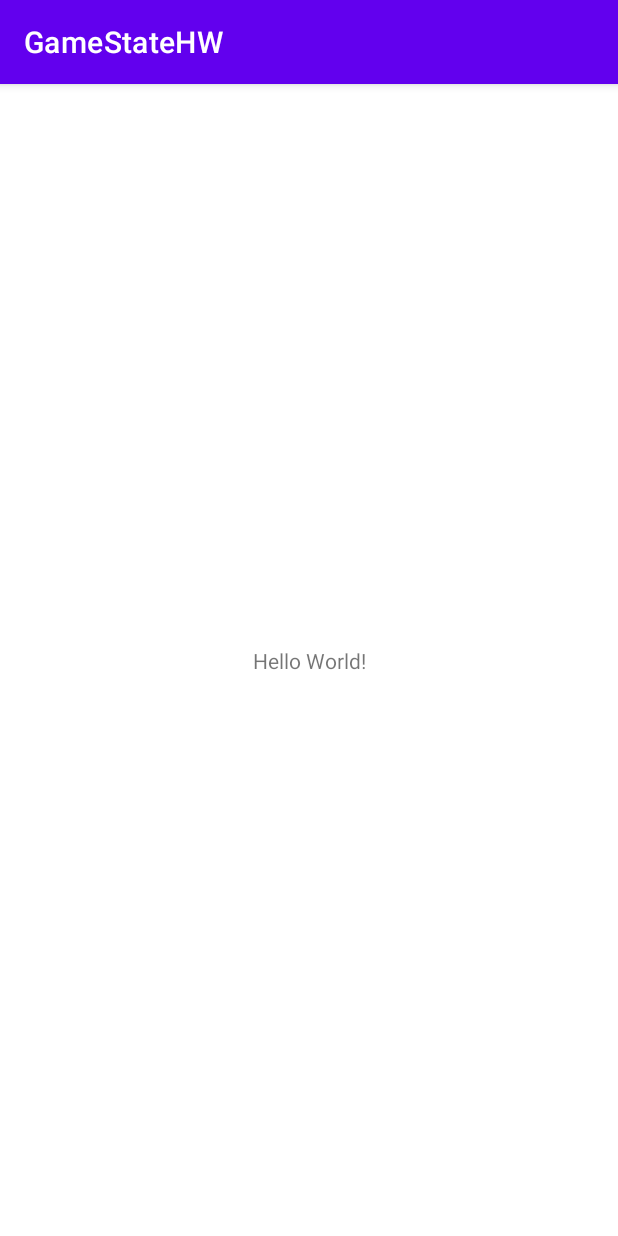
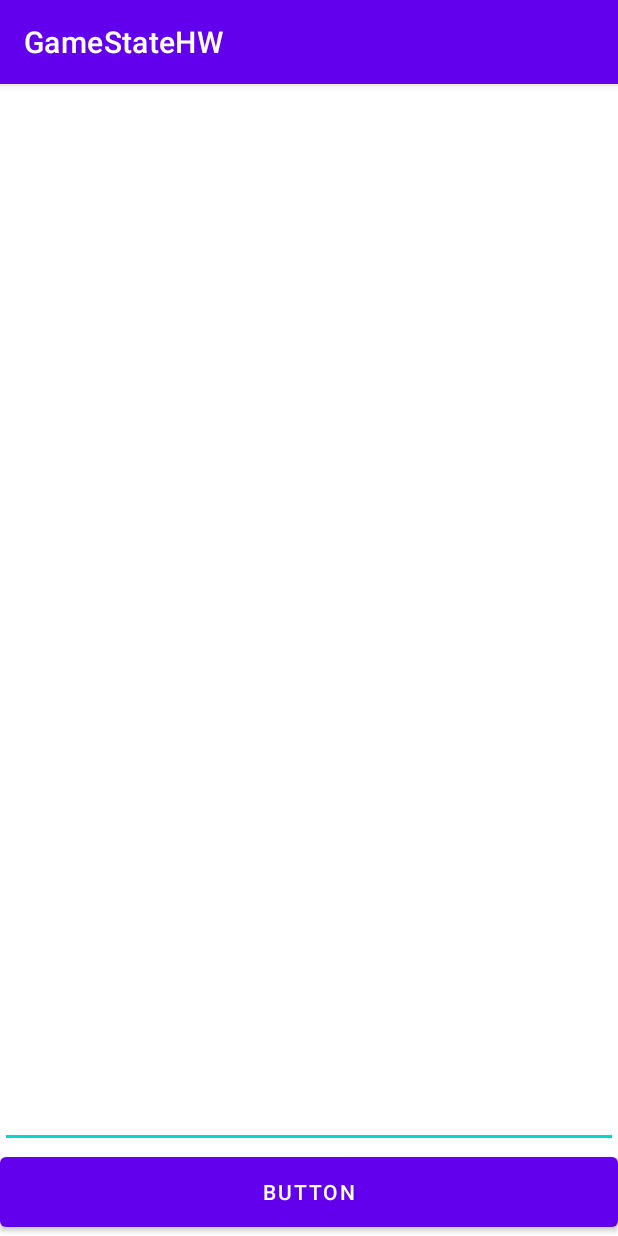
Before and after one commit to millers23/CS301-HW4, an Android app: the screen it shows after launch (MainActivity), on a phone screen of 412 x 824 dp. Run offline under Robolectric (Android 15) with nearby library versions, the phone set to English and light mode, and no system bars.

Commit message:
Added EditText/Button

```diff
--- a/app/src/main/res/layout/activity_main.xml
+++ b/app/src/main/res/layout/activity_main.xml
@@ -6,13 +6,28 @@
     android:layout_height="match_parent"
     tools:context=".MainActivity">
 
-    <TextView
-        android:layout_width="wrap_content"
-        android:layout_height="wrap_content"
-        android:text="Hello World!"
-        app:layout_constraintBottom_toBottomOf="parent"
-        app:layout_constraintLeft_toLeftOf="parent"
-        app:layout_constraintRight_toRightOf="parent"
-        app:layout_constraintTop_toTopOf="parent" />
+    <LinearLayout
+        android:layout_width="match_parent"
+        android:layout_height="match_parent"
+        android:orientation="vertical">
+
+        <EditText
+            android:layout_width="match_parent"
+            android:layout_height="688dp"
+            android:inputType="textMultiLine"
+            android:layout_weight="2"
+            android:lines="8"
+            android:minLines="6"
+            android:gravity="top|left"
+            android:maxLines="10"
+            android:scrollbars="vertical"/>
+
+        <Button
+            android:id="@+id/button"
+            android:layout_width="match_parent"
+            android:layout_height="wrap_content"
+            android:text="Button"
+            android:layout_weight="1"/>
+    </LinearLayout>
 
 </androidx.constraintlayout.widget.ConstraintLayout>
```
